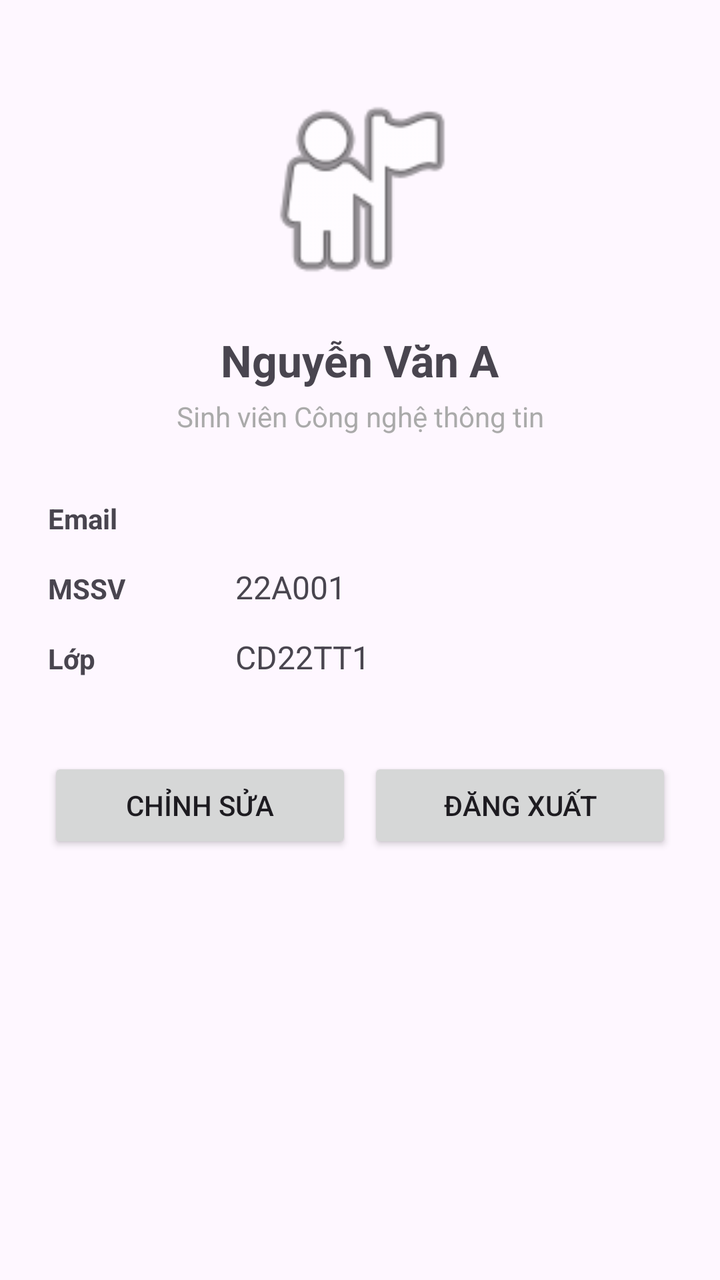
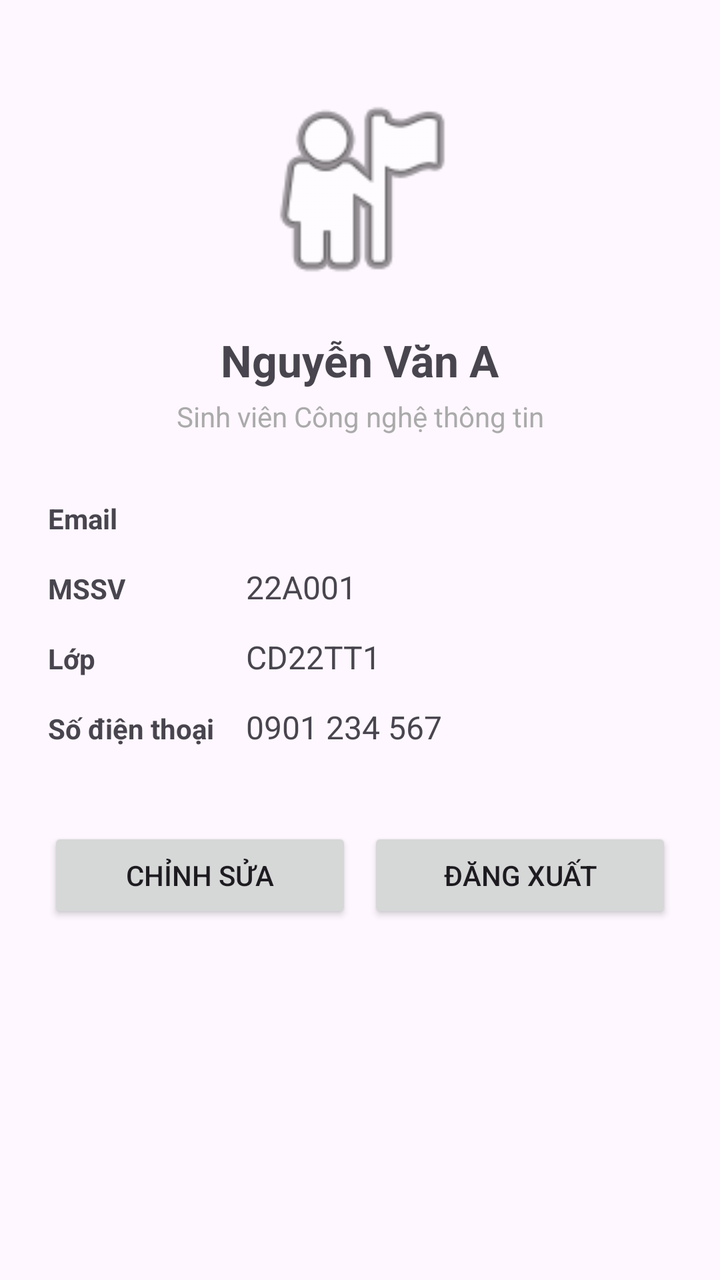

The first picture is an Android layout as it rendered before a commit; the second is the same layout after the commit. The layout source and the unified diff follow.
<!-- AndroidManifest.xml: application theme Theme.Lab2_Layout_ViewBinding -->
<!-- res/layout/activity_profile.xml -->
<?xml version="1.0" encoding="utf-8"?>
<androidx.constraintlayout.widget.ConstraintLayout
    xmlns:android="http://schemas.android.com/apk/res/android"
    xmlns:app="http://schemas.android.com/apk/res-auto"
    android:layout_width="match_parent"
    android:layout_height="match_parent"
    android:padding="24dp">

    <androidx.constraintlayout.widget.Guideline
        android:id="@+id/guideLabel"
        android:layout_width="wrap_content"
        android:layout_height="wrap_content"
        android:orientation="vertical"
        app:layout_constraintGuide_percent="0.3" />

    <ImageView
        android:id="@+id/imgAvatar"
        android:layout_width="0dp"
        android:layout_height="0dp"
        android:layout_marginTop="16dp"
        android:contentDescription="@string/avatar_desc"
        android:src="@android:drawable/ic_menu_myplaces"
        app:layout_constraintDimensionRatio="H,1:1"
        app:layout_constraintEnd_toEndOf="parent"
        app:layout_constraintStart_toStartOf="parent"
        app:layout_constraintTop_toTopOf="parent"
        app:layout_constraintWidth_percent="0.35" />

    <TextView
        android:id="@+id/tvFullName"
        android:layout_width="wrap_content"
        android:layout_height="wrap_content"
        android:layout_marginTop="16dp"
        android:text="@string/profile_name"
        android:textSize="22sp"
        android:textStyle="bold"
        app:layout_constraintEnd_toEndOf="parent"
        app:layout_constraintStart_toStartOf="parent"
        app:layout_constraintTop_toBottomOf="@id/imgAvatar" />

    <TextView
        android:id="@+id/tvRole"
        android:layout_width="wrap_content"
        android:layout_height="wrap_content"
        android:layout_marginTop="4dp"
        android:text="@string/profile_role"
        android:textColor="@android:color/darker_gray"
        android:textSize="14sp"
        app:layout_constraintEnd_toEndOf="parent"
        app:layout_constraintStart_toStartOf="parent"
        app:layout_constraintTop_toBottomOf="@id/tvFullName" />

    
    <TextView
        android:id="@+id/tvLabelEmail"
        android:layout_width="wrap_content"
        android:layout_height="wrap_content"
        android:layout_marginTop="32dp"
        android:text="@string/label_email"
        android:textStyle="bold"
        app:layout_constraintStart_toStartOf="parent"
        app:layout_constraintTop_toBottomOf="@id/tvRole" />

    <TextView
        android:id="@+id/tvValueEmail"
        android:layout_width="0dp"
        android:layout_height="wrap_content"
        android:textSize="16sp"
        app:layout_constraintBaseline_toBaselineOf="@id/tvLabelEmail"
        app:layout_constraintEnd_toEndOf="parent"
        app:layout_constraintStart_toStartOf="@id/guideLabel" />

    
    <TextView
        android:id="@+id/tvLabelMssv"
        android:layout_width="wrap_content"
        android:layout_height="wrap_content"
        android:layout_marginTop="16dp"
        android:text="@string/label_mssv"
        android:textStyle="bold"
        app:layout_constraintStart_toStartOf="parent"
        app:layout_constraintTop_toBottomOf="@id/tvLabelEmail" />

    <TextView
        android:id="@+id/tvValueMssv"
        android:layout_width="0dp"
        android:layout_height="wrap_content"
        android:text="@string/value_mssv"
        android:textSize="16sp"
        app:layout_constraintBaseline_toBaselineOf="@id/tvLabelMssv"
        app:layout_constraintEnd_toEndOf="parent"
        app:layout_constraintStart_toStartOf="@id/guideLabel" />

    
    <TextView
        android:id="@+id/tvLabelClass"
        android:layout_width="wrap_content"
        android:layout_height="wrap_content"
        android:layout_marginTop="16dp"
        android:text="@string/label_class"
        android:textStyle="bold"
        app:layout_constraintStart_toStartOf="parent"
        app:layout_constraintTop_toBottomOf="@id/tvLabelMssv" />

    <TextView
        android:id="@+id/tvValueClass"
        android:layout_width="0dp"
        android:layout_height="wrap_content"
        android:text="@string/value_class"
        android:textSize="16sp"
        app:layout_constraintBaseline_toBaselineOf="@id/tvLabelClass"
        app:layout_constraintEnd_toEndOf="parent"
        app:layout_constraintStart_toStartOf="@id/guideLabel" />

    
    <Button
        android:id="@+id/btnEdit"
        android:layout_width="0dp"
        android:layout_height="wrap_content"
        android:layout_marginTop="40dp"
        android:layout_marginEnd="8dp"
        android:text="@string/btn_edit"
        app:layout_constraintEnd_toStartOf="@id/btnLogout"
        app:layout_constraintHorizontal_chainStyle="spread"
        app:layout_constraintHorizontal_weight="1"
        app:layout_constraintStart_toStartOf="parent"
        app:layout_constraintTop_toBottomOf="@id/tvLabelClass" />

    <Button
        android:id="@+id/btnLogout"
        android:layout_width="0dp"
        android:layout_height="wrap_content"
        android:text="@string/btn_logout"
        app:layout_constraintEnd_toEndOf="parent"
        app:layout_constraintHorizontal_weight="1"
        app:layout_constraintStart_toEndOf="@id/btnEdit"
        app:layout_constraintTop_toTopOf="@id/btnEdit" />

</androidx.constraintlayout.widget.ConstraintLayout>
<!-- resources referenced by this layout -->
<resources>
  <string name="avatar_desc">Ảnh đại diện</string>
  <string name="btn_edit">Chỉnh sửa</string>
  <string name="btn_logout">Đăng xuất</string>
  <string name="label_class">Lớp</string>
  <string name="label_email">Email</string>
  <string name="label_mssv">MSSV</string>
  <string name="profile_name">Nguyễn Văn A</string>
  <string name="profile_role">Sinh viên Công nghệ thông tin</string>
  <string name="value_class">CD22TT1</string>
  <string name="value_mssv">22A001</string>
  <style name="Theme.Lab2_Layout_ViewBinding" parent="Base.Theme.Lab2_Layout_ViewBinding" />
  <style name="Base.Theme.Lab2_Layout_ViewBinding" parent="Theme.Material3.DayNight.NoActionBar">
          
          
      </style>
</resources>

<!-- the commit's change to res/layout/activity_profile.xml (unified diff, before → after) -->
@@ -6,12 +6,13 @@
     android:layout_height="match_parent"
     android:padding="24dp">
 
-    <androidx.constraintlayout.widget.Guideline
-        android:id="@+id/guideLabel"
+    
+    <androidx.constraintlayout.widget.Barrier
+        android:id="@+id/barrierLabel"
         android:layout_width="wrap_content"
         android:layout_height="wrap_content"
-        android:orientation="vertical"
-        app:layout_constraintGuide_percent="0.3" />
+        app:barrierDirection="end"
+        app:constraint_referenced_ids="tvLabelEmail,tvLabelMssv,tvLabelClass,tvLabelPhone" />
 
     <ImageView
         android:id="@+id/imgAvatar"
@@ -65,10 +66,11 @@
         android:id="@+id/tvValueEmail"
         android:layout_width="0dp"
         android:layout_height="wrap_content"
+        android:layout_marginStart="16dp"
         android:textSize="16sp"
         app:layout_constraintBaseline_toBaselineOf="@id/tvLabelEmail"
         app:layout_constraintEnd_toEndOf="parent"
-        app:layout_constraintStart_toStartOf="@id/guideLabel" />
+        app:layout_constraintStart_toEndOf="@id/barrierLabel" />
 
     
     <TextView
@@ -85,11 +87,12 @@
         android:id="@+id/tvValueMssv"
         android:layout_width="0dp"
         android:layout_height="wrap_content"
+        android:layout_marginStart="16dp"
         android:text="@string/value_mssv"
         android:textSize="16sp"
         app:layout_constraintBaseline_toBaselineOf="@id/tvLabelMssv"
         app:layout_constraintEnd_toEndOf="parent"
-        app:layout_constraintStart_toStartOf="@id/guideLabel" />
+        app:layout_constraintStart_toEndOf="@id/barrierLabel" />
 
     
     <TextView
@@ -106,11 +109,34 @@
         android:id="@+id/tvValueClass"
         android:layout_width="0dp"
         android:layout_height="wrap_content"
+        android:layout_marginStart="16dp"
         android:text="@string/value_class"
         android:textSize="16sp"
         app:layout_constraintBaseline_toBaselineOf="@id/tvLabelClass"
         app:layout_constraintEnd_toEndOf="parent"
-        app:layout_constraintStart_toStartOf="@id/guideLabel" />
+        app:layout_constraintStart_toEndOf="@id/barrierLabel" />
+
+    
+    <TextView
+        android:id="@+id/tvLabelPhone"
+        android:layout_width="wrap_content"
+        android:layout_height="wrap_content"
+        android:layout_marginTop="16dp"
+        android:text="@string/label_phone"
+        android:textStyle="bold"
+        app:layout_constraintStart_toStartOf="parent"
+        app:layout_constraintTop_toBottomOf="@id/tvLabelClass" />
+
+    <TextView
+        android:id="@+id/tvValuePhone"
+        android:layout_width="0dp"
+        android:layout_height="wrap_content"
+        android:layout_marginStart="16dp"
+        android:text="@string/value_phone"
+        android:textSize="16sp"
+        app:layout_constraintBaseline_toBaselineOf="@id/tvLabelPhone"
+        app:layout_constraintEnd_toEndOf="parent"
+        app:layout_constraintStart_toEndOf="@id/barrierLabel" />
 
     
     <Button
@@ -124,7 +150,7 @@
         app:layout_constraintHorizontal_chainStyle="spread"
         app:layout_constraintHorizontal_weight="1"
         app:layout_constraintStart_toStartOf="parent"
-        app:layout_constraintTop_toBottomOf="@id/tvLabelClass" />
+        app:layout_constraintTop_toBottomOf="@id/tvLabelPhone" />
 
     <Button
         android:id="@+id/btnLogout"
<!-- resource entries referenced after the edit -->
@@ -6,10 +6,12 @@
   <string name="label_class">Lớp</string>
   <string name="label_email">Email</string>
   <string name="label_mssv">MSSV</string>
+  <string name="label_phone">Số điện thoại</string>
   <string name="profile_name">Nguyễn Văn A</string>
   <string name="profile_role">Sinh viên Công nghệ thông tin</string>
   <string name="value_class">CD22TT1</string>
   <string name="value_mssv">22A001</string>
+  <string name="value_phone">0901 234 567</string>
   <style name="Theme.Lab2_Layout_ViewBinding" parent="Base.Theme.Lab2_Layout_ViewBinding" />
   <style name="Base.Theme.Lab2_Layout_ViewBinding" parent="Theme.Material3.DayNight.NoActionBar">
           
